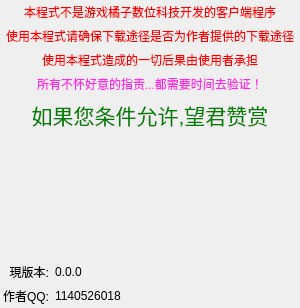
This is resources/ui/Ui_About.ui in starmcc/qs-beanfun-5 as Qt 5 draws it before an edit. The edited form follows.
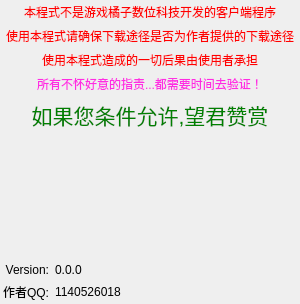
This is the edited form.

```diff
--- a/resources/ui/Ui_About.ui
+++ b/resources/ui/Ui_About.ui
@@ -199,7 +199,7 @@
      <item row="0" column="0">
       <widget class="QLabel" name="label_9">
        <property name="text">
-        <string>現版本:</string>
+        <string>Version:</string>
        </property>
        <property name="alignment">
         <set>Qt::AlignRight|Qt::AlignTrailing|Qt::AlignVCenter</set>
```
Left out of the diff: 2 changed lines with no effect on the pictures.
